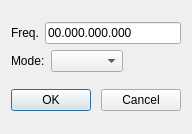
The window that mqt/MqtLogger/runbuttondialog.ui (zsteva/backup-minos2) describes before a commit, drawn with Qt 5.
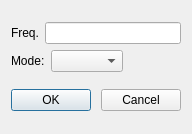
The same window after the commit.

```diff
--- a/mqt/MqtLogger/runbuttondialog.ui
+++ b/mqt/MqtLogger/runbuttondialog.ui
@@ -28,10 +28,13 @@
        <item>
         <widget class="QLineEdit" name="freqLineEdit">
          <property name="inputMask">
-          <string>99.999.999.999</string>
+          <string/>
          </property>
          <property name="text">
-          <string>00.000.000.000</string>
+          <string/>
+         </property>
+         <property name="maxLength">
+          <number>25</number>
          </property>
         </widget>
        </item>
```
